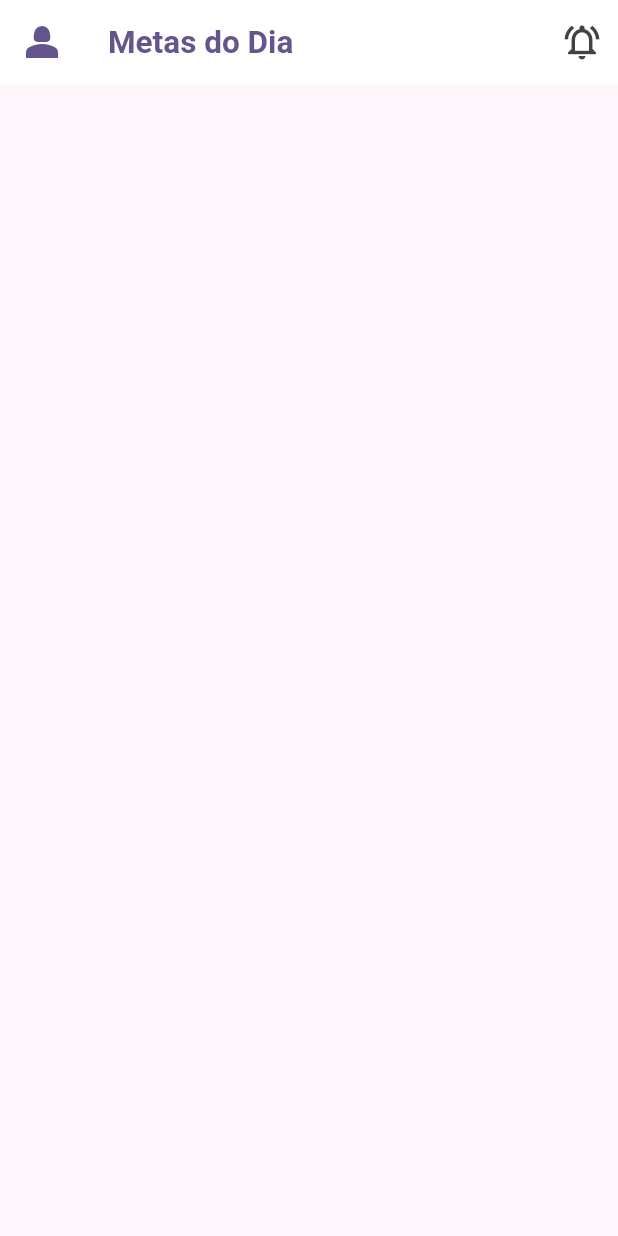
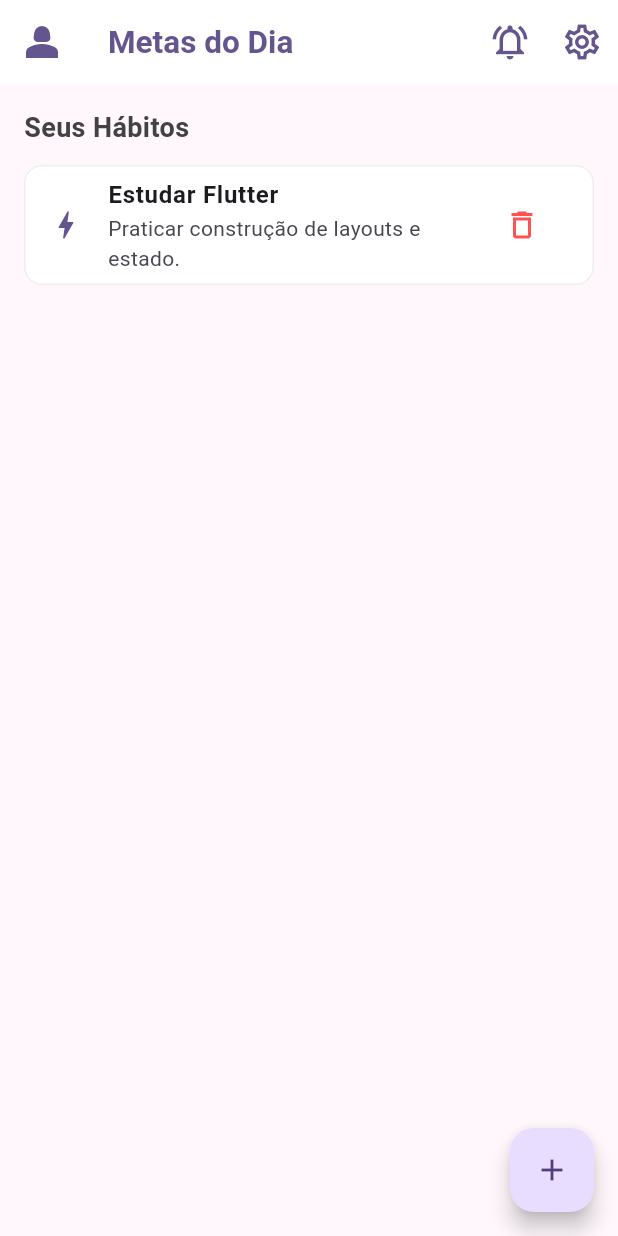
Before and after one commit to weverton-msilva/HabitFlow_Flutter, a Flutter app: the screen it shows after launch, on a phone screen of 412 x 824 dp. Run offline on Flutter 3.47's test engine with Material 3 defaults, Android fonts, the light colour scheme and no system bars.

Commit message:
Atualizar a visualização inicial para lidar com tarefas com detalhes

```diff
--- a/lib/views/home_view.dart
+++ b/lib/views/home_view.dart
@@ -8,31 +8,98 @@ class HomeView extends StatefulWidget {
 }
 
 class _HomeViewState extends State<HomeView> {
-  final List<String> _habits = ['Beber água 💧', 'Estudar Flutter 💻'];
+  final List<Map<String, String>> _tasks = [
+    {'titulo': 'Estudar Flutter', 'descricao': 'Praticar construção de layouts e estado.',},
+  ];
+
+  void _adicionarHabito() {
+    String titulo = '';
+    String descricao = '';
+
+    showDialog(
+      context: context,
+      builder: (context) => AlertDialog(
+        title: const Text('Novo Hábito'),
+        content: Column(
+          mainAxisSize: MainAxisSize.min,
+          children: [
+            TextField(
+              autofocus: true,
+              decoration: const InputDecoration(labelText: 'Título'),
+              onChanged: (valor) => titulo = valor,
+            ),
+            TextField(
+              decoration: const InputDecoration(labelText: 'Descrição'),
+              onChanged: (valor) => descricao = valor,
+            ),
+          ],
+        ),
+        actions: [
+          TextButton(
+            onPressed: () => Navigator.pop(context),
+            child: const Text('Cancelar'),
+          ),
+          ElevatedButton(
+            onPressed: () {
+              if (titulo.isNotEmpty) {
+                setState(() => _tasks.add({'titulo': titulo, 'descricao': descricao}));
+                Navigator.pop(context);
+              }
+            },
+            child: const Text('Salvar'),
+          ),
+        ],
+      ),
+    );
+  }
 
   @override
   Widget build(BuildContext context) {
     return Scaffold(
       appBar: AppBar(
-        backgroundColor: const Color(0xFFFFFFFF),
+        backgroundColor: Colors.white,
         foregroundColor: Theme.of(context).colorScheme.primary,
+        leading: IconButton(onPressed: () {}, icon: const Icon(Icons.person_2, size: 32)),
+        title: const Text('Metas do Dia', style: TextStyle(fontSize: 21, fontWeight: FontWeight.w700)),
+        actions: [
+          IconButton(onPressed: () {}, icon: const Icon(Icons.notifications_active_outlined, size: 28)),
+          IconButton(onPressed: () {}, icon: const Icon(Icons.settings_outlined, size: 28)),
+        ],
+      ),
 
-        leading: IconButton(
-          onPressed: () {},
-          icon: Icon(Icons.person_2, size: 32),
-        ),
+      body: ListView.builder(
+        padding: const EdgeInsets.all(16),
+        itemCount: _tasks.length + 1,
+        itemBuilder: (context, index) {
+          if (index == 0) {
+            return const Padding(
+              padding: EdgeInsets.only(bottom: 12),
+              child: Text('Seus Hábitos', style: TextStyle(fontSize: 18, fontWeight: FontWeight.w600, color: Color(0xFF424242))),
+            );
+          }
 
-        title: const Text(
-          'Metas do Dia',
-          style: TextStyle(fontSize: 21, fontWeight: FontWeight.w700),
-        ),
+          final task = _tasks[index - 1];
+          return Card(
+            elevation: 0,
+            color: Colors.white,
+            margin: const EdgeInsets.only(bottom: 12),
+            shape: RoundedRectangleBorder(borderRadius: BorderRadius.circular(12), side: BorderSide(color: Colors.grey.shade200)),
+            child: ListTile(
+              leading: Icon(Icons.bolt, color: Theme.of(context).colorScheme.primary),
+              title: Text(task['titulo']!, style: const TextStyle(fontWeight: FontWeight.bold)),
+              subtitle: Text(task['descricao']!),
+              trailing: IconButton(
+                icon: const Icon(Icons.delete_outline, color: Colors.redAccent),
+                onPressed: () => setState(() => _tasks.removeAt(index - 1)),
+              ),
+            ),
+          );
+        },
+      ),
 
-        actions: [
-          IconButton(
-            onPressed: () {},
-            icon: Icon(Icons.notifications_active_outlined, size: 28, color: const Color(0xFF424242)),
-          ),
-        ],
+      floatingActionButton: FloatingActionButton(
+        onPressed: _adicionarHabito,
+        child: const Icon(Icons.add),
       ),
     );
   }
```
